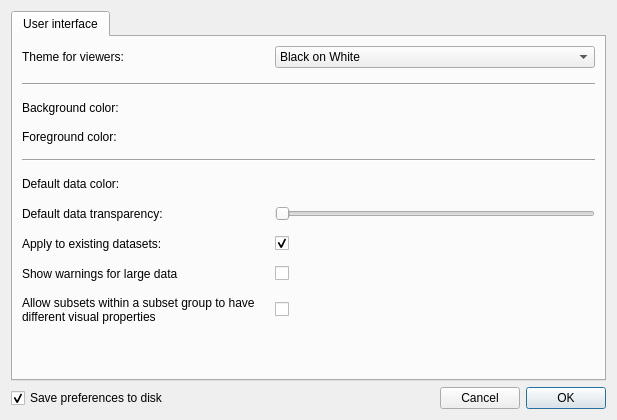
Old version of the form glue/app/qt/preferences.ui in the repository glue-viz/glue.
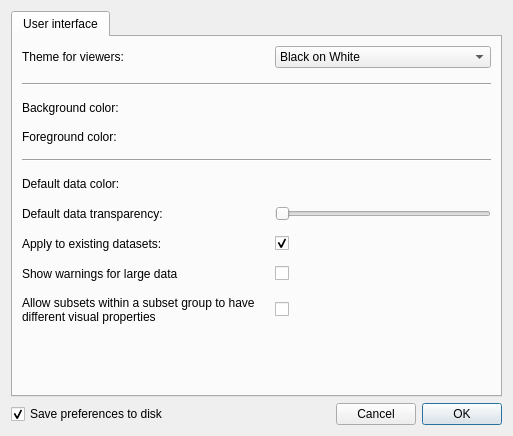
New version of the form. Custom widgets are drawn as their Qt base class.

Commit message: Make sure combos don't get huge with large filenames or attribute names.

The edit to the form file:
```diff
--- a/glue/app/qt/preferences.ui
+++ b/glue/app/qt/preferences.ui
@@ -6,8 +6,8 @@
    <rect>
     <x>0</x>
     <y>0</y>
-    <width>617</width>
-    <height>420</height>
+    <width>513</width>
+    <height>436</height>
    </rect>
   </property>
   <property name="windowTitle">
@@ -73,6 +73,9 @@
        </item>
        <item row="0" column="2">
         <widget class="QComboBox" name="combo_theme">
+         <property name="sizeAdjustPolicy">
+          <enum>QComboBox::AdjustToMinimumContentsLength</enum>
+         </property>
          <item>
           <property name="text">
            <string>Black on White</string>
```
The commit also changes 4 other files.
